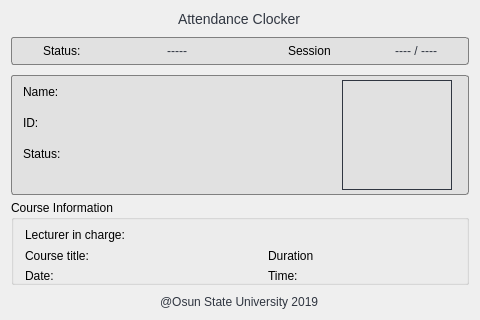
This is mainwindow.ui in OyeyemiFagbohun/delLater as Qt 5 draws it before an edit. The edited form follows.
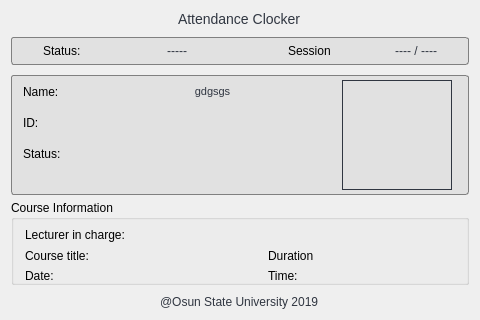
This is the edited form.

Patch:
```diff
--- a/mainwindow.ui
+++ b/mainwindow.ui
@@ -278,8 +278,14 @@
              <height>25</height>
             </size>
            </property>
+           <property name="styleSheet">
+            <string notr="true">font-size: 11px;</string>
+           </property>
            <property name="text">
-            <string/>
+            <string>gdgsgs</string>
+           </property>
+           <property name="alignment">
+            <set>Qt::AlignCenter</set>
            </property>
           </widget>
          </item>
```
Left out of the diff: 27 changed lines with no effect on the pictures.
